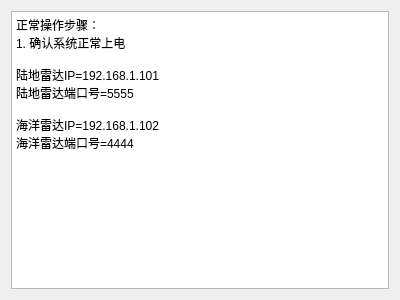
First picture: the form in ui/noteinfo.ui, repository kdurant/qt_study, before the edit.
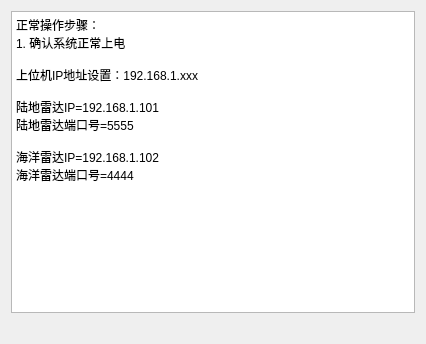
Second picture: the form after the edit. Icons and pictures are not drawn.

Commit message: feat: 自动检测IP地址. chore: change ui

What changed in the file:
```diff
--- a/ui/noteinfo.ui
+++ b/ui/noteinfo.ui
@@ -6,8 +6,8 @@
    <rect>
     <x>0</x>
     <y>0</y>
-    <width>400</width>
-    <height>300</height>
+    <width>426</width>
+    <height>344</height>
    </rect>
   </property>
   <property name="windowTitle">
@@ -20,6 +20,8 @@
       <string>正常操作步骤：
 1. 确认系统正常上电
 
+上位机IP地址设置：192.168.1.xxx
+
 陆地雷达IP=192.168.1.101
 陆地雷达端口号=5555
 
@@ -28,6 +30,19 @@
      </property>
     </widget>
    </item>
+   <item>
+    <widget class="QLabel" name="label">
+     <property name="text">
+      <string/>
+     </property>
+     <property name="pixmap">
+      <pixmap resource="../res.qrc">:/qss/ch_pos.png</pixmap>
+     </property>
+     <property name="scaledContents">
+      <bool>false</bool>
+     </property>
+    </widget>
+   </item>
   </layout>
  </widget>
  <resources/>
```
Left out of the diff: 4 changed lines with no effect on the pictures. The commit also changes 4 other files.
